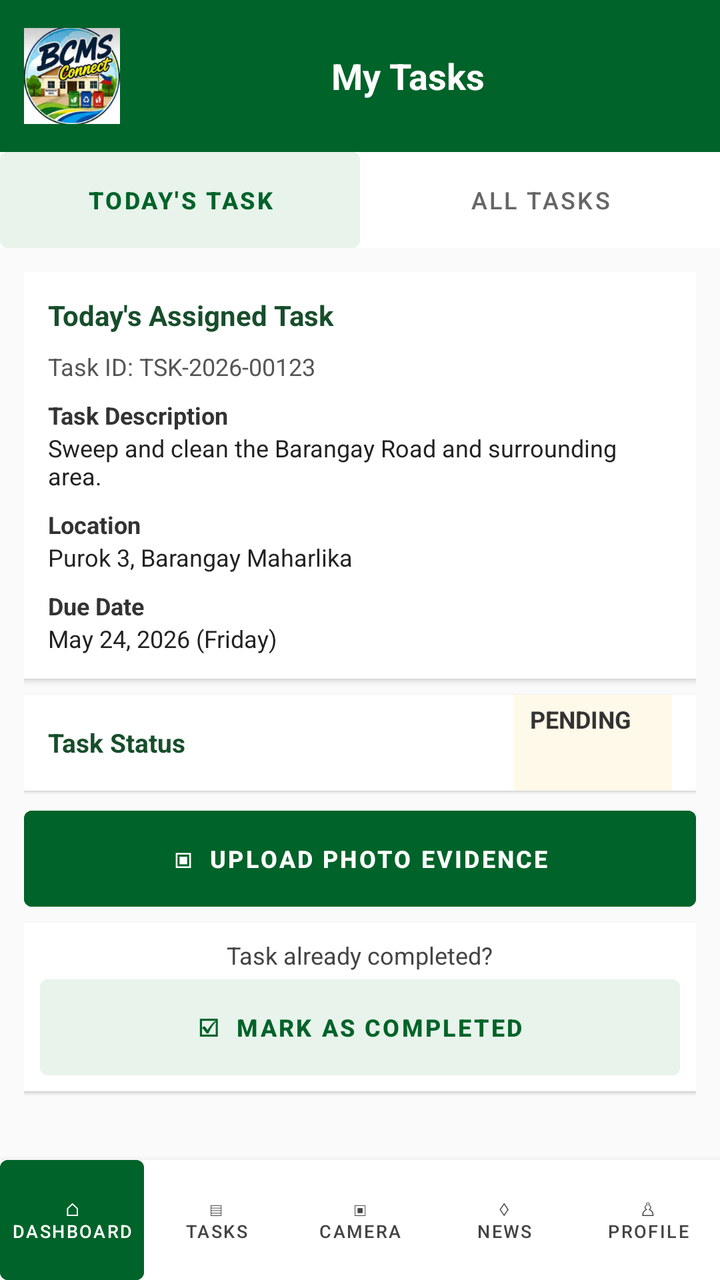
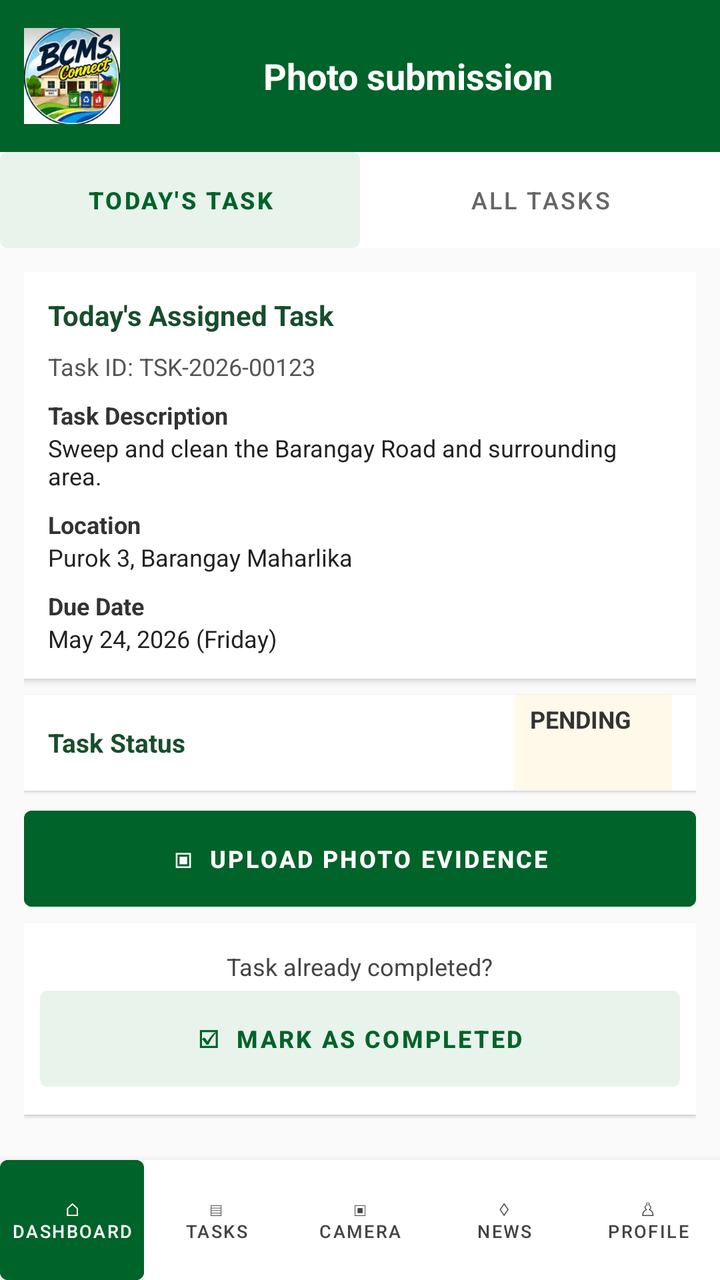

Compare the two renders of this Android layout. The source of the first and the diff that turns it into the second are given below.
<!-- AndroidManifest.xml: application theme Theme.BCMSCONNECT -->
<!-- res/layout/activity_task_screen.xml -->
<?xml version="1.0" encoding="utf-8"?>
<androidx.constraintlayout.widget.ConstraintLayout xmlns:android="http://schemas.android.com/apk/res/android"
    xmlns:app="http://schemas.android.com/apk/res-auto"
    xmlns:tools="http://schemas.android.com/tools"
    android:id="@+id/main"
    android:layout_width="match_parent"
    android:layout_height="match_parent"
    tools:context=".photosubmission">

    <LinearLayout
        android:layout_width="match_parent"
        android:layout_height="match_parent"
        android:orientation="vertical"
        android:background="#FFFFFF">

        <LinearLayout
            android:layout_width="match_parent"
            android:layout_height="76dp"
            android:orientation="horizontal"
            android:gravity="center_vertical"
            android:paddingHorizontal="12dp"
            android:background="#006329">

            <ImageView
                android:id="@+id/imgLogo"
                android:layout_width="48dp"
                android:layout_height="48dp"
                android:src="@drawable/bcms_logo"
                android:scaleType="fitCenter"
                android:contentDescription="BCMS Connect logo" />

            <TextView
                android:layout_width="0dp"
                android:layout_height="match_parent"
                android:layout_weight="1"
                android:gravity="center"
                android:text="My Tasks"
                android:textColor="#FFFFFF"
                android:textSize="18sp"
                android:textStyle="bold" />

        </LinearLayout>

        <LinearLayout
            android:layout_width="match_parent"
            android:layout_height="48dp"
            android:orientation="horizontal"
            android:background="#FFFFFF">

            <Button
                android:id="@+id/tabToday"
                android:layout_width="0dp"
                android:layout_height="match_parent"
                android:layout_weight="1"
                android:layout_margin="0dp"
                android:minWidth="0dp"
                android:minHeight="48dp"
                android:padding="0dp"
                android:insetTop="0dp"
                android:insetBottom="0dp"
                android:backgroundTint="#E8F3EB"
                android:text="Today's Task"
                android:textColor="#006329"
                android:textSize="12sp"
                android:textStyle="bold"
                android:stateListAnimator="@null" />

            <Button
                android:id="@+id/tabAll"
                android:layout_width="0dp"
                android:layout_height="match_parent"
                android:layout_weight="1"
                android:layout_margin="0dp"
                android:minWidth="0dp"
                android:minHeight="48dp"
                android:padding="0dp"
                android:insetTop="0dp"
                android:insetBottom="0dp"
                android:backgroundTint="#FFFFFF"
                android:text="All Tasks"
                android:textColor="#666666"
                android:textSize="12sp"
                android:stateListAnimator="@null" />
        </LinearLayout>

        <ScrollView
            android:layout_width="match_parent"
            android:layout_height="0dp"
            android:layout_weight="1"
            android:fillViewport="true"
            android:background="#FAFAFA">

            <LinearLayout
                android:layout_width="match_parent"
                android:layout_height="wrap_content"
                android:orientation="vertical"
                android:padding="12dp">

                <LinearLayout
                    android:layout_width="match_parent"
                    android:layout_height="wrap_content"
                    android:orientation="vertical"
                    android:padding="12dp"
                    android:background="#FFFFFF"
                    android:elevation="2dp">

                    <TextView
                        android:layout_width="match_parent"
                        android:layout_height="wrap_content"
                        android:text="Today's Assigned Task"
                        android:textColor="#174E2B"
                        android:textSize="14sp"
                        android:textStyle="bold"
                        android:layout_marginBottom="8dp" />

                    <TextView
                        android:layout_width="match_parent"
                        android:layout_height="wrap_content"
                        android:text="Task ID: TSK-2026-00123"
                        android:textColor="#555555"
                        android:textSize="12sp" />

                    <TextView
                        android:layout_width="match_parent"
                        android:layout_height="wrap_content"
                        android:layout_marginTop="8dp"
                        android:text="Task Description"
                        android:textColor="#333333"
                        android:textSize="12sp"
                        android:textStyle="bold" />

                    <LinearLayout
                        android:layout_width="match_parent"
                        android:layout_height="wrap_content"
                        android:orientation="horizontal"
                        android:gravity="center_vertical">

                        <LinearLayout
                            android:layout_width="0dp"
                            android:layout_height="wrap_content"
                            android:layout_weight="1"
                            android:orientation="vertical">

                            <TextView
                                android:layout_width="match_parent"
                                android:layout_height="wrap_content"
                                android:text="Sweep and clean the Barangay Road and surrounding area."
                                android:textColor="#222222"
                                android:textSize="12sp" />

                            <TextView
                                android:layout_width="match_parent"
                                android:layout_height="wrap_content"
                                android:layout_marginTop="8dp"
                                android:text="Location"
                                android:textColor="#333333"
                                android:textSize="12sp"
                                android:textStyle="bold" />

                            <TextView
                                android:layout_width="match_parent"
                                android:layout_height="wrap_content"
                                android:text="Purok 3, Barangay Maharlika"
                                android:textColor="#222222"
                                android:textSize="12sp" />

                            <TextView
                                android:layout_width="match_parent"
                                android:layout_height="wrap_content"
                                android:layout_marginTop="8dp"
                                android:text="Due Date"
                                android:textColor="#333333"
                                android:textSize="12sp"
                                android:textStyle="bold" />

                            <TextView
                                android:layout_width="match_parent"
                                android:layout_height="wrap_content"
                                android:text="May 24, 2026 (Friday)"
                                android:textColor="#222222"
                                android:textSize="12sp" />
                        </LinearLayout>

                    </LinearLayout>
                </LinearLayout>

                <LinearLayout
                    android:layout_width="match_parent"
                    android:layout_height="48dp"
                    android:layout_marginTop="8dp"
                    android:paddingHorizontal="12dp"
                    android:gravity="center_vertical"
                    android:orientation="horizontal"
                    android:background="#FFFFFF"
                    android:elevation="1dp">

                    <TextView
                        android:layout_width="0dp"
                        android:layout_height="wrap_content"
                        android:layout_weight="1"
                        android:text="Task Status"
                        android:textColor="#174E2B"
                        android:textStyle="bold"
                        android:textSize="13sp" />

                    <TextView
                        android:id="@+id/txtStatus"
                        android:layout_width="79dp"
                        android:layout_height="48dp"
                        android:background="#FFF9E9"
                        android:paddingHorizontal="8dp"
                        android:paddingVertical="4dp"
                        android:text="PENDING"
                        android:textColor="#333333"
                        android:textSize="12sp"
                        android:textStyle="bold" />
                </LinearLayout>

                <Button
                    android:id="@+id/btnUpload"
                    android:layout_width="match_parent"
                    android:layout_height="48dp"
                    android:layout_marginTop="10dp"
                    android:insetTop="0dp"
                    android:insetBottom="0dp"
                    android:text="▣  UPLOAD PHOTO EVIDENCE"
                    android:textColor="#FFFFFF"
                    android:textSize="12sp"
                    android:textStyle="bold"
                    android:backgroundTint="#006329"
                    android:stateListAnimator="@null" />

                <LinearLayout
                    android:layout_width="match_parent"
                    android:layout_height="wrap_content"
                    android:layout_marginTop="8dp"
                    android:padding="8dp"
                    android:gravity="center"
                    android:orientation="vertical"
                    android:background="#FFFFFF"
                    android:elevation="1dp">

                    <TextView
                        android:layout_width="wrap_content"
                        android:layout_height="wrap_content"
                        android:text="Task already completed?"
                        android:textColor="#444444"
                        android:textSize="12sp" />

                    <Button
                        android:id="@+id/btnComplete"
                        android:layout_width="match_parent"
                        android:layout_height="48dp"
                        android:layout_marginTop="4dp"
                        android:insetTop="0dp"
                        android:insetBottom="0dp"
                        android:text="☑  MARK AS COMPLETED"
                        android:textColor="#006329"
                        android:textSize="12sp"
                        android:textStyle="bold"
                        android:backgroundTint="#E8F3EB"
                        android:stateListAnimator="@null" />
                </LinearLayout>

            </LinearLayout>
        </ScrollView>

        <LinearLayout
            android:layout_width="match_parent"
            android:layout_height="60dp"
            android:orientation="horizontal"
            android:background="#FFFFFF"
            android:elevation="6dp">

            <Button
                android:id="@+id/navDashboard"
                android:layout_width="0dp"
                android:layout_height="match_parent"
                android:layout_weight="1"
                android:minWidth="0dp"
                android:minHeight="0dp"
                android:padding="2dp"
                android:insetTop="0dp"
                android:insetBottom="0dp"
                android:backgroundTint="#006329"
                android:text="⌂\nDashboard"
                android:textColor="#FFFFFF"
                android:textSize="9sp"
                android:gravity="center"
                android:stateListAnimator="@null" />

            <Button
                android:id="@+id/navTasks"
                android:layout_width="0dp"
                android:layout_height="match_parent"
                android:layout_weight="1"
                android:minWidth="0dp"
                android:minHeight="0dp"
                android:padding="2dp"
                android:insetTop="0dp"
                android:insetBottom="0dp"
                android:backgroundTint="#FFFFFF"
                android:text="▤\nTasks"
                android:textColor="#444444"
                android:textSize="9sp"
                android:gravity="center"
                android:stateListAnimator="@null" />

            <Button
                android:id="@+id/navCamera"
                android:layout_width="0dp"
                android:layout_height="match_parent"
                android:layout_weight="1"
                android:minWidth="0dp"
                android:minHeight="0dp"
                android:padding="2dp"
                android:insetTop="0dp"
                android:insetBottom="0dp"
                android:backgroundTint="#FFFFFF"
                android:text="▣\nCamera"
                android:textColor="#444444"
                android:textSize="9sp"
                android:gravity="center"
                android:stateListAnimator="@null" />

            <Button
                android:id="@+id/navAnnouncements"
                android:layout_width="0dp"
                android:layout_height="match_parent"
                android:layout_weight="1"
                android:minWidth="0dp"
                android:minHeight="0dp"
                android:padding="2dp"
                android:insetTop="0dp"
                android:insetBottom="0dp"
                android:backgroundTint="#FFFFFF"
                android:text="♢\nNews"
                android:textColor="#444444"
                android:textSize="9sp"
                android:gravity="center"
                android:stateListAnimator="@null" />

            <Button
                android:id="@+id/navProfile"
                android:layout_width="0dp"
                android:layout_height="match_parent"
                android:layout_weight="1"
                android:minWidth="0dp"
                android:minHeight="0dp"
                android:padding="2dp"
                android:insetTop="0dp"
                android:insetBottom="0dp"
                android:backgroundTint="#FFFFFF"
                android:text="♙\nProfile"
                android:textColor="#444444"
                android:textSize="9sp"
                android:gravity="center"
                android:stateListAnimator="@null" />

        </LinearLayout>

    </LinearLayout>
</androidx.constraintlayout.widget.ConstraintLayout>
<!-- resources referenced by this layout -->
<resources>
  <!-- drawable bcms_logo: png bitmap (drawable, 92682 bytes) -->
  <style name="Theme.BCMSCONNECT" parent="Theme.MaterialComponents.DayNight.DarkActionBar">
          
          <item name="colorPrimary">@color/purple_500</item>
          <item name="colorPrimaryVariant">@color/purple_700</item>
          <item name="colorOnPrimary">@color/white</item>
          
          <item name="colorSecondary">@color/teal_200</item>
          <item name="colorSecondaryVariant">@color/teal_700</item>
          <item name="colorOnSecondary">@color/black</item>
          
          <item name="android:statusBarColor">?attr/colorPrimaryVariant</item>
          
      </style>
  <color name="purple_500">#FF6200EE</color>
  <color name="purple_700">#FF3700B3</color>
  <color name="white">#FFFFFFFF</color>
  <color name="teal_200">#FF03DAC5</color>
  <color name="teal_700">#FF018786</color>
  <color name="black">#FF000000</color>
</resources>

<!-- the commit's change to res/layout/activity_task_screen.xml (unified diff, before → after) -->
@@ -34,7 +34,7 @@
                 android:layout_height="match_parent"
                 android:layout_weight="1"
                 android:gravity="center"
-                android:text="My Tasks"
+                android:text="Photo submission"
                 android:textColor="#FFFFFF"
                 android:textSize="18sp"
                 android:textStyle="bold" />
@@ -47,7 +47,7 @@
             android:orientation="horizontal"
             android:background="#FFFFFF">
 
-            <Button
+                <Button
                 android:id="@+id/tabToday"
                 android:layout_width="0dp"
                 android:layout_height="match_parent"
@@ -232,13 +232,13 @@
 
                 <LinearLayout
                     android:layout_width="match_parent"
-                    android:layout_height="wrap_content"
+                    android:layout_height="96dp"
                     android:layout_marginTop="8dp"
-                    android:padding="8dp"
+                    android:background="#FFFFFF"
+                    android:elevation="1dp"
                     android:gravity="center"
                     android:orientation="vertical"
-                    android:background="#FFFFFF"
-                    android:elevation="1dp">
+                    android:padding="8dp">
 
                     <TextView
                         android:layout_width="wrap_content"
@@ -252,14 +252,15 @@
                         android:layout_width="match_parent"
                         android:layout_height="48dp"
                         android:layout_marginTop="4dp"
+                        android:backgroundTint="#E8F3EB"
                         android:insetTop="0dp"
                         android:insetBottom="0dp"
+                        android:stateListAnimator="@null"
                         android:text="☑  MARK AS COMPLETED"
                         android:textColor="#006329"
                         android:textSize="12sp"
-                        android:textStyle="bold"
-                        android:backgroundTint="#E8F3EB"
-                        android:stateListAnimator="@null" />
+                        android:textStyle="bold" />
+
                 </LinearLayout>
 
             </LinearLayout>
